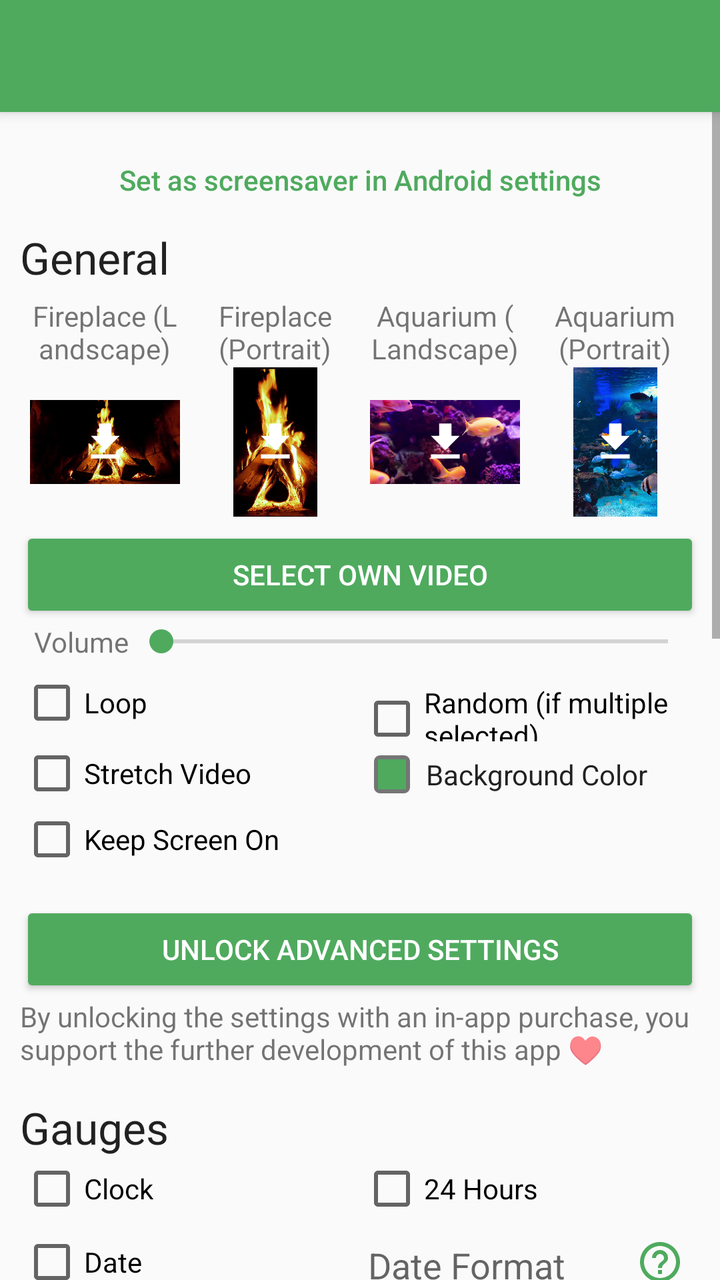
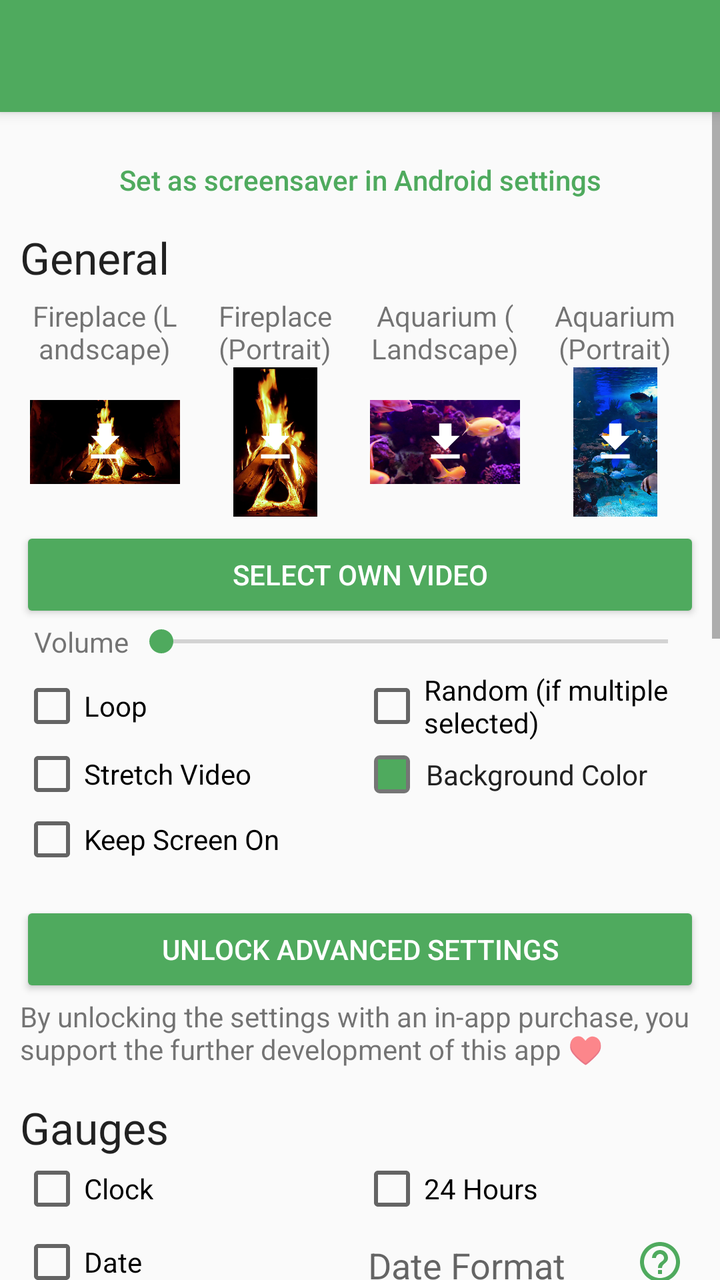

An Android layout rendered at two revisions. The XML below is the earlier revision; the diff shows what the commit changed to produce the second picture.
<!-- AndroidManifest.xml: application theme Theme.VideoScreensaver -->
<!-- res/layout/activity_settings.xml -->
<?xml version="1.0" encoding="utf-8"?>
<androidx.coordinatorlayout.widget.CoordinatorLayout
    android:id="@+id/settingsMainView"
    xmlns:android="http://schemas.android.com/apk/res/android"
    xmlns:app="http://schemas.android.com/apk/res-auto"
    xmlns:tools="http://schemas.android.com/tools"
    android:layout_width="match_parent"
    android:layout_height="match_parent"
    tools:context=".BaseSettingsActivity">

    <com.google.android.material.appbar.AppBarLayout
        android:layout_width="match_parent"
        android:layout_height="wrap_content"
        android:fitsSystemWindows="true">

        <androidx.appcompat.widget.Toolbar
            android:id="@+id/toolbar"
            android:layout_width="match_parent"
            android:layout_height="?attr/actionBarSize"
            android:theme="@style/ThemeOverlay.AppCompat.Dark.ActionBar" />

    </com.google.android.material.appbar.AppBarLayout>

    <ScrollView
        android:layout_width="match_parent"
        android:layout_height="match_parent"
        app:layout_behavior="@string/appbar_scrolling_view_behavior">

        <LinearLayout
            style="@style/width_match_parent_max_200"
            android:layout_height="wrap_content"
            android:layout_margin="10dp"
            android:orientation="vertical"
            android:layout_gravity="center_horizontal">

            <TextView
                android:id="@+id/textViewFireTvNotes"
                android:layout_width="match_parent"
                android:layout_height="wrap_content"
                android:visibility="gone"
                android:layout_marginBottom="4dp"
                android:text="@string/fire_tv_notes" />

            <TextView
                android:id="@+id/textViewHighContrastNotes"
                android:layout_width="match_parent"
                android:layout_height="wrap_content"
                android:visibility="gone"
                android:layout_marginBottom="4dp"
                android:text="@string/high_contrast_text_notes" />

            <Button
                android:id="@+id/buttonDreamSettings"
                style="@style/Widget.AppCompat.Button.Borderless.Colored"
                android:layout_width="match_parent"
                android:layout_height="wrap_content"
                android:onClick="onClickDreamSettings"
                android:textAllCaps="false"
                android:text="@string/set_as_screensaver_in_android_settings" />

            <TextView
                android:layout_width="match_parent"
                android:layout_height="wrap_content"
                android:text="@string/general"
                android:textAppearance="@style/TextAppearance.AppCompat.Large" />
            <LinearLayout
                android:layout_width="match_parent"
                android:layout_height="120dp">
                <GridLayout
                    android:id="@+id/buttonDownloadFireplaceLandscape"
                    android:layout_width="0dp"
                    android:layout_height="match_parent"
                    android:layout_weight="1"
                    android:padding="5dp"
                    android:contentDescription="@string/fireplace_landscape"
                    android:focusable="true"
                    android:clickable="true"
                    android:foreground="?attr/selectableItemBackground">
                    <TextView
                        android:layout_width="match_parent"
                        android:layout_height="wrap_content"
                        android:textAlignment="center"
                        android:text="@string/fireplace_landscape" />
                    <ImageView
                        android:layout_width="match_parent"
                        android:layout_height="0dp"
                        android:layout_gravity="fill_vertical"
                        android:layout_row="1"
                        android:layout_column="0"
                        android:src="@drawable/fire_landscape" />
                    <ImageView
                        android:layout_width="match_parent"
                        android:layout_height="0dp"
                        android:layout_gravity="fill_vertical"
                        android:padding="25dp"
                        android:layout_row="1"
                        android:layout_column="0"
                        app:srcCompat="@drawable/baseline_download_24" />
                </GridLayout>
                <GridLayout
                    android:id="@+id/buttonDownloadFireplacePortrait"
                    android:layout_width="0dp"
                    android:layout_height="match_parent"
                    android:layout_weight="1"
                    android:padding="5dp"
                    android:text="@string/fireplace_portrait"
                    android:focusable="true"
                    android:clickable="true"
                    android:foreground="?attr/selectableItemBackground">
                    <TextView
                        android:layout_width="match_parent"
                        android:layout_height="wrap_content"
                        android:textAlignment="center"
                        android:text="@string/fireplace_portrait" />
                    <ImageView
                        android:layout_width="match_parent"
                        android:layout_height="0dp"
                        android:layout_gravity="fill_vertical"
                        android:layout_row="1"
                        android:layout_column="0"
                        android:src="@drawable/fire_portrait" />
                    <ImageView
                        android:layout_width="match_parent"
                        android:layout_height="0dp"
                        android:layout_gravity="fill_vertical"
                        android:padding="25dp"
                        android:layout_row="1"
                        android:layout_column="0"
                        app:srcCompat="@drawable/baseline_download_24" />
                </GridLayout>
                <GridLayout
                    android:id="@+id/buttonDownloadAquariumLandscape"
                    android:layout_width="0dp"
                    android:layout_height="match_parent"
                    android:layout_weight="1"
                    android:padding="5dp"
                    android:focusable="true"
                    android:clickable="true"
                    android:foreground="?attr/selectableItemBackground">
                    <TextView
                        android:layout_width="match_parent"
                        android:layout_height="wrap_content"
                        android:textAlignment="center"
                        android:text="@string/aquarium_landscape" />
                    <ImageView
                        android:layout_width="match_parent"
                        android:layout_height="0dp"
                        android:layout_gravity="fill_vertical"
                        android:layout_row="1"
                        android:layout_column="0"
                        android:src="@drawable/aquarium_landscape" />
                    <ImageView
                        android:layout_width="match_parent"
                        android:layout_height="0dp"
                        android:layout_gravity="fill_vertical"
                        android:padding="25dp"
                        android:layout_row="1"
                        android:layout_column="0"
                        app:srcCompat="@drawable/baseline_download_24" />
                </GridLayout>
                <GridLayout
                    android:id="@+id/buttonDownloadAquariumPortrait"
                    android:layout_width="0dp"
                    android:layout_height="match_parent"
                    android:layout_weight="1"
                    android:padding="5dp"
                    android:focusable="true"
                    android:clickable="true"
                    android:foreground="?attr/selectableItemBackground">
                    <TextView
                        android:layout_width="match_parent"
                        android:layout_height="wrap_content"
                        android:textAlignment="center"
                        android:text="@string/aquarium_portrait" />
                    <ImageView
                        android:layout_width="match_parent"
                        android:layout_height="0dp"
                        android:layout_gravity="fill_vertical"
                        android:layout_row="1"
                        android:layout_column="0"
                        android:src="@drawable/aquarium_portrait" />
                    <ImageView
                        android:layout_width="match_parent"
                        android:layout_height="0dp"
                        android:layout_gravity="fill_vertical"
                        android:padding="25dp"
                        android:layout_row="1"
                        android:layout_column="0"
                        app:srcCompat="@drawable/baseline_download_24" />
                </GridLayout>
            </LinearLayout>
            <Button
                android:id="@+id/buttonSelectVideo"
                style="@style/Widget.AppCompat.Button.Colored"
                android:layout_width="match_parent"
                android:layout_height="wrap_content"
                android:onClick="onClickSelectVideo"
                android:text="@string/select_own_video" />

            <LinearLayout
                android:layout_width="match_parent"
                android:layout_height="wrap_content">
                <TextView
                    android:layout_width="wrap_content"
                    android:layout_height="wrap_content"
                    android:layout_marginStart="7dp"
                    android:text="@string/volume" />
                <SeekBar
                    android:id="@+id/seekBarVolume"
                    android:layout_gravity="center"
                    android:max="100"
                    android:layout_width="match_parent"
                    android:layout_height="wrap_content" />
            </LinearLayout>

            <Space
                android:layout_width="match_parent"
                android:layout_height="5dp" />

            <LinearLayout
                android:layout_width="match_parent"
                android:layout_height="wrap_content">
                <CheckBox
                    android:id="@+id/checkBoxLoop"
                    android:layout_width="0dp"
                    android:layout_height="wrap_content"
                    android:layout_weight="1"
                    android:text="@string/loop" />
                <CheckBox
                    android:id="@+id/checkBoxRandom"
                    android:layout_width="0dp"
                    android:layout_height="wrap_content"
                    android:layout_weight="1"
                    android:text="@string/random" />
            </LinearLayout>

        <LinearLayout
            android:layout_width="match_parent"
            android:layout_height="wrap_content">
            <CheckBox
                android:id="@+id/checkBoxStretch"
                android:layout_width="0dp"
                android:layout_height="wrap_content"
                android:layout_weight="1"
                android:text="@string/stretch_video" />
            <LinearLayout
                android:id="@+id/viewColorChangerBackground"
                android:layout_width="0dp"
                android:layout_height="wrap_content"
                android:layout_weight="1"
                android:orientation="horizontal"
                android:padding="@dimen/padding_setting"
                android:focusable="true"
                android:clickable="true"
                android:background="?attr/selectableItemBackground">
                <FrameLayout
                    android:layout_width="@dimen/width_color_preview"
                    android:layout_height="match_parent"
                    android:padding="@dimen/color_preview_border"
                    android:background="@drawable/border">
                    <View
                        android:id="@+id/viewColorPreviewBackground"
                        android:layout_width="match_parent"
                        android:layout_height="match_parent"
                        android:background="@color/primary" />
                </FrameLayout>
                <Space
                    android:layout_width="@dimen/space_color_preview"
                    android:layout_height="match_parent" />
                <TextView
                    android:layout_width="0dp"
                    android:layout_height="wrap_content"
                    android:layout_weight="1"
                    android:textColor="@color/checkbox_text_color"
                    android:duplicateParentState="true"
                    android:hyphenationFrequency="normal"
                    android:text="@string/background_color" />
            </LinearLayout>
        </LinearLayout>

            <CheckBox
                android:id="@+id/checkBoxKeepScreenOn"
                android:layout_width="match_parent"
                android:layout_height="wrap_content"
                android:text="@string/keep_screen_on" />

            <Space
                android:layout_width="match_parent"
                android:layout_height="15dp" />

            <LinearLayout
                android:id="@+id/linearLayoutInAppPurchase"
                android:layout_width="match_parent"
                android:layout_height="wrap_content"
                android:orientation="vertical">
                <Button
                    android:id="@+id/buttonUnlockSettings"
                    style="@style/Widget.AppCompat.Button.Colored"
                    android:enabled="true"
                    android:layout_width="match_parent"
                    android:layout_height="wrap_content"
                    android:onClick="doBuyUnlockSettings"
                    android:text="@string/unlock_settings" />
                <TextView
                    android:layout_width="match_parent"
                    android:layout_height="wrap_content"
                    android:text="@string/purchase_support_note" />
                <Space
                    android:layout_width="match_parent"
                    android:layout_height="15dp" />
            </LinearLayout>

            <TextView
                android:layout_width="match_parent"
                android:layout_height="wrap_content"
                android:text="@string/gauges"
                android:textAppearance="@style/TextAppearance.AppCompat.Large" />

            <LinearLayout
                android:orientation="horizontal"
                android:layout_width="match_parent"
                android:layout_height="wrap_content">
                <CheckBox
                    android:id="@+id/checkBoxClock"
                    android:layout_width="0dp"
                    android:layout_height="wrap_content"
                    android:layout_weight="1"
                    android:text="@string/clock" />
                <CheckBox
                    android:id="@+id/checkBoxHrs24"
                    android:layout_width="0dp"
                    android:layout_height="wrap_content"
                    android:layout_weight="1"
                    android:text="@string/hrs24" />
            </LinearLayout>

            <LinearLayout
                android:orientation="horizontal"
                android:layout_width="match_parent"
                android:layout_height="wrap_content">
                <CheckBox
                    android:id="@+id/checkBoxDate"
                    android:layout_width="0dp"
                    android:layout_height="wrap_content"
                    android:layout_weight="1"
                    android:layout_gravity="center"
                    android:text="@string/date" />
                <LinearLayout
                    android:layout_width="0dp"
                    android:layout_height="wrap_content"
                    android:layout_weight="1">
                    <EditText
                        android:id="@+id/editTextDateFormat"
                        android:layout_width="0dp"
                        android:layout_height="wrap_content"
                        android:layout_weight="1"
                        android:hint="@string/date_format" />
                    <ImageButton
                        android:layout_width="40dp"
                        android:layout_height="match_parent"
                        style="@style/Widget.AppCompat.Button.Borderless.Colored"
                        app:tint="@color/primary"
                        app:srcCompat="@drawable/outline_help_outline_24"
                        android:onClick="onClickDateFormatHelp" />
                </LinearLayout>
            </LinearLayout>

            <LinearLayout
                android:orientation="horizontal"
                android:layout_width="match_parent"
                android:layout_height="wrap_content">
                <CheckBox
                    android:id="@+id/checkBoxShowBatteryInfo"
                    android:layout_width="0dp"
                    android:layout_height="wrap_content"
                    android:layout_weight="1"
                    android:text="@string/show_battery_status_when_power_supply_is_not_plugged_in" />
                <CheckBox
                    android:id="@+id/checkBoxShowBatteryInfoWhenCharging"
                    android:layout_width="0dp"
                    android:layout_height="wrap_content"
                    android:layout_weight="1"
                    android:text="@string/show_battery_status_when_power_supply_is_plugged_in" />
            </LinearLayout>
            <LinearLayout
                android:orientation="horizontal"
                android:layout_width="match_parent"
                android:layout_height="wrap_content">
                <CheckBox
                    android:id="@+id/checkBoxShowAlarms"
                    android:layout_width="0dp"
                    android:layout_height="wrap_content"
                    android:layout_weight="1"
                    android:text="@string/show_alarms" />
                <LinearLayout
                    android:id="@+id/viewColorChangerClock"
                    android:layout_width="0dp"
                    android:layout_height="wrap_content"
                    android:layout_weight="1"
                    android:orientation="horizontal"
                    android:padding="@dimen/padding_setting"
                    android:focusable="true"
                    android:clickable="true"
                    android:background="?attr/selectableItemBackground">
                    <FrameLayout
                        android:layout_width="@dimen/width_color_preview"
                        android:layout_height="match_parent"
                        android:padding="@dimen/color_preview_border"
                        android:background="@drawable/border">
                        <View
                            android:id="@+id/viewColorPreviewClock"
                            android:layout_width="match_parent"
                            android:layout_height="match_parent"
                            android:background="@color/primary" />
                    </FrameLayout>
                    <Space
                        android:layout_width="@dimen/space_color_preview"
                        android:layout_height="match_parent" />
                    <TextView
                        android:layout_width="0dp"
                        android:layout_height="wrap_content"
                        android:layout_weight="1"
                        android:textColor="@color/checkbox_text_color"
                        android:duplicateParentState="true"
                        android:hyphenationFrequency="normal"
                        android:text="@string/text_color" />
                </LinearLayout>
            </LinearLayout>

            <RadioGroup
                android:orientation="horizontal"
                android:layout_width="match_parent"
                android:layout_height="wrap_content">
                <RadioButton
                    android:id="@+id/radioButtonTop"
                    android:layout_width="0dp"
                    android:layout_height="wrap_content"
                    android:layout_weight="1"
                    android:text="@string/top" />
                <RadioButton
                    android:id="@+id/radioButtonCenterY"
                    android:layout_width="0dp"
                    android:layout_height="wrap_content"
                    android:layout_weight="1"
                    android:text="@string/center" />
                <RadioButton
                    android:id="@+id/radioButtonBottom"
                    android:layout_width="0dp"
                    android:layout_height="wrap_content"
                    android:layout_weight="1"
                    android:text="@string/bottom" />
            </RadioGroup>
            <RadioGroup
                android:orientation="horizontal"
                android:layout_width="match_parent"
                android:layout_height="wrap_content">
                <RadioButton
                    android:id="@+id/radioButtonLeft"
                    android:layout_width="0dp"
                    android:layout_height="wrap_content"
                    android:layout_weight="1"
                    android:text="@string/left" />
                <RadioButton
                    android:id="@+id/radioButtonCenterX"
                    android:layout_width="0dp"
                    android:layout_height="wrap_content"
                    android:layout_weight="1"
                    android:text="@string/center" />
                <RadioButton
                    android:id="@+id/radioButtonRight"
                    android:layout_width="0dp"
                    android:layout_height="wrap_content"
                    android:layout_weight="1"
                    android:text="@string/right" />
            </RadioGroup>

            <Space
                android:layout_width="match_parent"
                android:layout_height="5dp" />

            <TextView
                android:layout_width="match_parent"
                android:layout_height="wrap_content"
                android:padding="@dimen/padding_setting"
                android:text="@string/dseg_font_note"
                android:textSize="11sp" />

            <Space
                android:layout_width="match_parent"
                android:layout_height="15dp" />

            <TextView
                android:layout_width="match_parent"
                android:layout_height="wrap_content"
                android:text="@string/more_apps"
                android:textAppearance="@style/TextAppearance.AppCompat.Headline" />
            <LinearLayout
                android:layout_width="match_parent"
                android:layout_height="wrap_content"
                android:orientation="horizontal">
                <ImageView
                    android:layout_width="50dp"
                    android:layout_height="50dp"
                    android:layout_gravity="center_vertical"
                    android:src="@drawable/logo_fsclock" />
                <Button
                    style="@style/Widget.AppCompat.Button.Borderless.Colored"
                    android:layout_width="wrap_content"
                    android:layout_height="wrap_content"
                    android:layout_gravity="center_vertical"
                    android:onClick="onClickFsClock"
                    android:text="@string/clock_screensaver_for_android"
                    android:textAllCaps="false" />
            </LinearLayout>
            <LinearLayout
                android:layout_width="match_parent"
                android:layout_height="wrap_content"
                android:orientation="horizontal">
                <ImageView
                    android:layout_width="50dp"
                    android:layout_height="50dp"
                    android:layout_gravity="center_vertical"
                    android:src="@drawable/logo_customerdb" />
                <Button
                    style="@style/Widget.AppCompat.Button.Borderless.Colored"
                    android:layout_width="wrap_content"
                    android:layout_height="wrap_content"
                    android:layout_gravity="center_vertical"
                    android:onClick="onClickCustomerDatabaseApp"
                    android:text="@string/customer_database_for_android"
                    android:textAllCaps="false" />
            </LinearLayout>
            <LinearLayout
                android:layout_width="match_parent"
                android:layout_height="wrap_content"
                android:orientation="horizontal">
                <ImageView
                    android:layout_width="50dp"
                    android:layout_height="50dp"
                    android:layout_gravity="center_vertical"
                    android:src="@drawable/logo_remotepointer" />
                <Button
                    style="@style/Widget.AppCompat.Button.Borderless.Colored"
                    android:layout_width="wrap_content"
                    android:layout_height="wrap_content"
                    android:layout_gravity="center_vertical"
                    android:onClick="onClickRemotePointerApp"
                    android:text="@string/remote_pointer_for_android"
                    android:textAllCaps="false" />
            </LinearLayout>
            <LinearLayout
                android:layout_width="match_parent"
                android:layout_height="wrap_content"
                android:orientation="horizontal">
                <ImageView
                    android:layout_width="50dp"
                    android:layout_height="50dp"
                    android:layout_gravity="center_vertical"
                    android:src="@drawable/logo_ballbreak" />
                <Button
                    style="@style/Widget.AppCompat.Button.Borderless.Colored"
                    android:layout_width="wrap_content"
                    android:layout_height="wrap_content"
                    android:layout_gravity="center_vertical"
                    android:onClick="onClickBallBreakApp"
                    android:text="@string/ballbreak_for_android"
                    android:textAllCaps="false" />
            </LinearLayout>
            <LinearLayout
                android:layout_width="match_parent"
                android:layout_height="wrap_content"
                android:orientation="horizontal">
                <ImageView
                    android:layout_width="50dp"
                    android:layout_height="50dp"
                    android:layout_gravity="center_vertical"
                    android:src="@drawable/logo_oco" />
                <Button
                    style="@style/Widget.AppCompat.Button.Borderless.Colored"
                    android:layout_width="wrap_content"
                    android:layout_height="wrap_content"
                    android:layout_gravity="center_vertical"
                    android:onClick="onClickOco"
                    android:text="@string/open_computer_orchestration"
                    android:textAllCaps="false" />
            </LinearLayout>

            <Space
                android:layout_width="match_parent"
                android:layout_height="15dp" />

            <TextView
                android:layout_width="wrap_content"
                android:layout_height="wrap_content"
                android:text="@string/open_source"
                android:textAppearance="@style/TextAppearance.AppCompat.Headline" />
            <TextView
                android:layout_width="wrap_content"
                android:layout_height="wrap_content"
                android:text="@string/open_source_text"
                android:textAppearance="@style/TextAppearance.AppCompat.Body1" />
            <Button
                style="@style/Widget.AppCompat.Button.Borderless.Colored"
                android:layout_width="match_parent"
                android:layout_height="wrap_content"
                android:onClick="onClickGithub"
                android:textAllCaps="false"
                android:text="@string/project_website" />

            <TextView
                android:id="@+id/textViewBuildInfo"
                android:layout_width="match_parent"
                android:layout_height="match_parent"
                android:textAlignment="center"
                android:textAllCaps="true"
                android:textSize="11sp"
                android:alpha="0.5"
                android:text="" />

            <Space
                android:layout_width="match_parent"
                android:layout_height="15dp" />

        </LinearLayout>
    </ScrollView>

</androidx.coordinatorlayout.widget.CoordinatorLayout>
<!-- resources referenced by this layout -->
<resources>
  <color name="primary">#4FAA5E</color>
  <dimen name="color_preview_border">2dp</dimen>
  <dimen name="padding_setting">7dp</dimen>
  <dimen name="space_color_preview">8dp</dimen>
  <dimen name="width_color_preview">18dp</dimen>
  <string name="aquarium_landscape">Aquarium (Landscape)</string>
  <string name="aquarium_portrait">Aquarium (Portrait)</string>
  <string name="background_color">Background Color</string>
  <string name="ballbreak_for_android">BallBreak for Android</string>
  <string name="bottom">Bottom</string>
  <string name="center">Center</string>
  <string name="clock">Clock</string>
  <string name="clock_screensaver_for_android">Clock Screensaver for Android</string>
  <string name="customer_database_for_android">Customer Database for Android</string>
  <string name="date">Date</string>
  <string name="date_format">Date Format</string>
  <string name="dseg_font_note" translatable="false">
  DSEG Font Copyright (c) 2017, keshikan (http://www.keshikan.net). Cairo Font Copyright (c) Mohamed Gaber.
  This Font Software is licensed under the SIL Open Font License, Version 1.1 (http://scripts.sil.org/OFL).
  Roboto Font Copyright (c) Christian Robertson. Licensed under the Apache License, Version 2.0.
      </string>
  <string name="fire_tv_notes">Important notice for FireTV devices: Amazon FireOS does not officially allow changing the system screensaver to a 3rd party app, but there is a workaround possible using the developer tools. Details are explained in the Github repo (see below). Without the workaround, the clock can still be started on FireTV devices like a normal app.</string>
  <string name="fireplace_landscape">Fireplace (Landscape)</string>
  <string name="fireplace_portrait">Fireplace (Portrait)</string>
  <string name="gauges">Gauges</string>
  <string name="general">General</string>
  <string name="high_contrast_text_notes">Attention: you have \'High Contrast Text\' enabled in the Android system accessibility settings. This will destroy the digital clock design. Please disable this setting for a proper user experience.</string>
  <string name="hrs24">24 Hours</string>
  <string name="keep_screen_on">Keep Screen On</string>
  <string name="left">Left</string>
  <string name="loop">Loop</string>
  <string name="more_apps">More Apps</string>
  <string name="open_computer_orchestration">Open Computer Orchestration</string>
  <string name="open_source">Fork Me</string>
  <string name="open_source_text">This app is Open Source. If you want to improve the app or its translations, please check out the repository on Github.</string>
  <string name="project_website" translatable="false">https://github.com/schorschii/VideoScreensaver-Android</string>
  <string name="purchase_support_note">By unlocking the settings with an in-app purchase, you support the further development of this app ♥</string>
  <string name="random">Random (if multiple selected)</string>
  <string name="remote_pointer_for_android">RemotePointer for Android</string>
  <string name="right">Right</string>
  <string name="select_own_video">Select own Video</string>
  <string name="set_as_screensaver_in_android_settings">Set as screensaver in Android settings</string>
  <string name="show_alarms">Alarms</string>
  <string name="show_battery_status_when_power_supply_is_not_plugged_in">Battery Status when Discharging</string>
  <string name="show_battery_status_when_power_supply_is_plugged_in">Battery Status when Charging</string>
  <string name="stretch_video">Stretch Video</string>
  <string name="text_color">Text Color</string>
  <string name="top">Top</string>
  <string name="unlock_settings">Unlock Advanced Settings</string>
  <string name="volume">Volume</string>
  <style name="Theme.VideoScreensaver" parent="Base.Theme.VideoScreensaver" />
  <dimen name="color_preview_radius">2dp</dimen>
  <color name="previewBorder">#757575</color>
  <!-- unchanged entries left out for length: 15 -->
</resources>

<!-- the commit's change to res/layout/activity_settings.xml (unified diff, before → after) -->
@@ -225,12 +225,14 @@
                     android:layout_width="0dp"
                     android:layout_height="wrap_content"
                     android:layout_weight="1"
+                    android:layout_gravity="center_vertical"
                     android:text="@string/loop" />
                 <CheckBox
                     android:id="@+id/checkBoxRandom"
                     android:layout_width="0dp"
                     android:layout_height="wrap_content"
                     android:layout_weight="1"
+                    android:layout_gravity="center_vertical"
                     android:text="@string/random" />
             </LinearLayout>
 
@@ -242,6 +244,7 @@
                 android:layout_width="0dp"
                 android:layout_height="wrap_content"
                 android:layout_weight="1"
+                android:layout_gravity="center_vertical"
                 android:text="@string/stretch_video" />
             <LinearLayout
                 android:id="@+id/viewColorChangerBackground"
@@ -374,12 +377,14 @@
                     android:layout_width="0dp"
                     android:layout_height="wrap_content"
                     android:layout_weight="1"
+                    android:layout_gravity="center_vertical"
                     android:text="@string/show_battery_status_when_power_supply_is_not_plugged_in" />
                 <CheckBox
                     android:id="@+id/checkBoxShowBatteryInfoWhenCharging"
                     android:layout_width="0dp"
                     android:layout_height="wrap_content"
                     android:layout_weight="1"
+                    android:layout_gravity="center_vertical"
                     android:text="@string/show_battery_status_when_power_supply_is_plugged_in" />
             </LinearLayout>
             <LinearLayout
